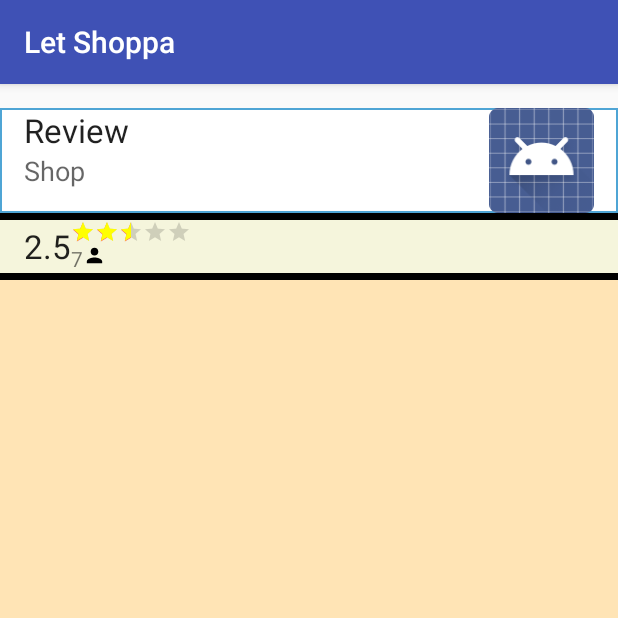
After one commit to feechanz/LetShoppa, an Android app: the fragment MyReviewFragment shown on its own in the app's theme, on a phone screen of 412 x 824 dp, the top half of it. The commit adds this screen. Run offline under Robolectric (Android 15) with nearby library versions, the phone set to English and light mode, and no system bars.

Commit message:
My Shop part 3 Done :)

```diff
--- a/app/src/main/java/com/letshoppa/feechan/letshoppa/AdapterList/MyShopPagerAdapter.java
+++ b/app/src/main/java/com/letshoppa/feechan/letshoppa/AdapterList/MyShopPagerAdapter.java
@@ -4,6 +4,7 @@ import android.support.v4.app.Fragment;
 import android.support.v4.app.FragmentManager;
 import android.support.v4.app.FragmentStatePagerAdapter;
 
+import com.letshoppa.feechan.letshoppa.Fragment.MyReviewFragment;
 import com.letshoppa.feechan.letshoppa.Fragment.MyShopDetailFragment;
 import com.letshoppa.feechan.letshoppa.Fragment.MyShopProductFragment;
 
@@ -34,6 +35,8 @@ public class MyShopPagerAdapter extends FragmentStatePagerAdapter {
                 MyShopProductFragment tab2 = new MyShopProductFragment();
                 return tab2;
             case 2:
+                MyReviewFragment tab3 = new MyReviewFragment();
+                return tab3;
                 //TabFragment3 tab3 = new TabFragment3();
                 //return tab3;
             default:
--- a/app/src/main/java/com/letshoppa/feechan/letshoppa/Class/AppHelper.java
+++ b/app/src/main/java/com/letshoppa/feechan/letshoppa/Class/AppHelper.java
@@ -73,7 +73,10 @@ public class AppHelper {
 
     public static boolean isLoggedIn()
     {
-        return pref.getBoolean(KEY_LOGIN,false);
+        if(pref !=null) {
+            return pref.getBoolean(KEY_LOGIN, false);
+        }else
+            return false;
     }
     public static void removeLoginSession()
     {
--- /dev/null
+++ b/app/src/main/java/com/letshoppa/feechan/letshoppa/Fragment/MyReviewFragment.java
@@ -0,0 +1,110 @@
+package com.letshoppa.feechan.letshoppa.Fragment;
+
+import android.content.Context;
+import android.net.Uri;
+import android.os.Bundle;
+import android.support.v4.app.Fragment;
+import android.view.LayoutInflater;
+import android.view.View;
+import android.view.ViewGroup;
+
+import com.letshoppa.feechan.letshoppa.R;
+
+
+/**
+ * A simple {@link Fragment} subclass.
+ * Activities that contain this fragment must implement the
+ * {@link MyReviewFragment.OnFragmentInteractionListener} interface
+ * to handle interaction events.
+ * Use the {@link MyReviewFragment#newInstance} factory method to
+ * create an instance of this fragment.
+ */
+public class MyReviewFragment extends Fragment {
+    // TODO: Rename parameter arguments, choose names that match
+    // the fragment initialization parameters, e.g. ARG_ITEM_NUMBER
+    private static final String ARG_PARAM1 = "param1";
+    private static final String ARG_PARAM2 = "param2";
+
+    // TODO: Rename and change types of parameters
+    private String mParam1;
+    private String mParam2;
+
+    private OnFragmentInteractionListener mListener;
+
+    public MyReviewFragment() {
+        // Required empty public constructor
+    }
+
+    /**
+     * Use this factory method to create a new instance of
+     * this fragment using the provided parameters.
+     *
+     * @param param1 Parameter 1.
+     * @param param2 Parameter 2.
+     * @return A new instance of fragment MyReviewFragment.
+     */
+    // TODO: Rename and change types and number of parameters
+    public static MyReviewFragment newInstance(String param1, String param2) {
+        MyReviewFragment fragment = new MyReviewFragment();
+        Bundle args = new Bundle();
+        args.putString(ARG_PARAM1, param1);
+        args.putString(ARG_PARAM2, param2);
+        fragment.setArguments(args);
+        return fragment;
+    }
+
+    @Override
+    public void onCreate(Bundle savedInstanceState) {
+        super.onCreate(savedInstanceState);
+        if (getArguments() != null) {
+            mParam1 = getArguments().getString(ARG_PARAM1);
+            mParam2 = getArguments().getString(ARG_PARAM2);
+        }
+    }
+
+    @Override
+    public View onCreateView(LayoutInflater inflater, ViewGroup container,
+                             Bundle savedInstanceState) {
+        // Inflate the layout for this fragment
+        return inflater.inflate(R.layout.fragment_my_review, container, false);
+    }
+
+    // TODO: Rename method, update argument and hook method into UI event
+    public void onButtonPressed(Uri uri) {
+        if (mListener != null) {
+            mListener.onFragmentInteraction(uri);
+        }
+    }
+
+    @Override
+    public void onAttach(Context context) {
+        super.onAttach(context);
+        /*if (context instanceof OnFragmentInteractionListener) {
+            mListener = (OnFragmentInteractionListener) context;
+        } else {
+            throw new RuntimeException(context.toString()
+                    + " must implement OnFragmentInteractionListener");
+        }*/
+    }
+
+    @Override
+    public void onDetach() {
+        super.onDetach();
+        mListener = null;
+    }
+
+    /**
+     * This interface must be implemented by activities that contain this
+     * fragment to allow an interaction in this fragment to be communicated
+     * to the activity and potentially other fragments contained in that
+     * activity.
+     * <p>
+     * See the Android Training lesson <a href=
+     * "http://developer.android.com/training/basics/fragments/communicating.html"
+     * >Communicating with Other Fragments</a> for more information.
+     */
+    public interface OnFragmentInteractionListener {
+        // TODO: Update argument type and name
+        void onFragmentInteraction(Uri uri);
+    }
+}
--- a/app/src/main/java/com/letshoppa/feechan/letshoppa/Fragment/MyShopFragment.java
+++ b/app/src/main/java/com/letshoppa/feechan/letshoppa/Fragment/MyShopFragment.java
@@ -121,9 +121,10 @@ public class MyShopFragment extends Fragment {
             }
         });
 
-
-        MyShopRefreshLoadTask loadTask = new MyShopRefreshLoadTask(url,Integer.valueOf(AppHelper.currentAccount.getAccountid()),null);
-        loadTask.execute((Void) null);
+        if(AppHelper.currentAccount!=null) {
+            MyShopRefreshLoadTask loadTask = new MyShopRefreshLoadTask(url, Integer.valueOf(AppHelper.currentAccount.getAccountid()), null);
+            loadTask.execute((Void) null);
+        }
         return view;
         //return inflater.inflate(R.layout.fragment_my_shop, container, false);
     }
--- a/app/src/main/java/com/letshoppa/feechan/letshoppa/MyShopActivity.java
+++ b/app/src/main/java/com/letshoppa/feechan/letshoppa/MyShopActivity.java
@@ -17,10 +17,10 @@ public class MyShopActivity extends AppCompatActivity {
         Toolbar toolbar = (Toolbar) findViewById(R.id.toolbar);
         setSupportActionBar(toolbar);
 
-
         TabLayout tabLayout = (TabLayout) findViewById(R.id.tab_layout_shop);
         tabLayout.addTab(tabLayout.newTab().setText(getResources().getString(R.string.ShopText)));
         tabLayout.addTab(tabLayout.newTab().setText(getResources().getString(R.string.ProductsText)));
+        tabLayout.addTab(tabLayout.newTab().setText(getResources().getString(R.string.Reviews)));
         tabLayout.setTabGravity(TabLayout.GRAVITY_FILL);
 
         final ViewPager viewPager = (ViewPager) findViewById(R.id.pager_shop);
--- /dev/null
+++ b/app/src/main/res/drawable/ic_person_black_24dp.xml
@@ -0,0 +1,9 @@
+<vector xmlns:android="http://schemas.android.com/apk/res/android"
+        android:width="24dp"
+        android:height="24dp"
+        android:viewportWidth="24.0"
+        android:viewportHeight="24.0">
+    <path
+        android:fillColor="#FF000000"
+        android:pathData="M12,12c2.21,0 4,-1.79 4,-4s-1.79,-4 -4,-4 -4,1.79 -4,4 1.79,4 4,4zM12,14c-2.67,0 -8,1.34 -8,4v2h16v-2c0,-2.66 -5.33,-4 -8,-4z"/>
+</vector>
--- /dev/null
+++ b/app/src/main/res/layout/fragment_my_review.xml
@@ -0,0 +1,116 @@
+<FrameLayout xmlns:android="http://schemas.android.com/apk/res/android"
+    xmlns:tools="http://schemas.android.com/tools"
+    android:layout_width="match_parent"
+    android:layout_height="match_parent"
+    tools:context=".Fragment.MyReviewFragment">
+
+    <!-- TODO: Update blank fragment layout -->
+    <LinearLayout
+        android:layout_width="match_parent"
+        android:layout_height="match_parent"
+        android:paddingTop="@dimen/activity_vertical_margin"
+        android:orientation="vertical">
+        <LinearLayout
+            android:layout_width="match_parent"
+            android:layout_height="wrap_content"
+            android:orientation="horizontal"
+            android:background="@drawable/back">
+            <LinearLayout
+                android:layout_width="wrap_content"
+                android:layout_height="wrap_content"
+                android:orientation="vertical">
+                <TextView
+                    android:layout_width="wrap_content"
+                    android:layout_height="wrap_content"
+                    android:text="@string/Review"
+                    android:layout_marginLeft="@dimen/activity_vertical_margin"
+                    android:textAppearance="?android:attr/textAppearanceLarge"/>
+
+                <TextView
+                    android:layout_width="wrap_content"
+                    android:layout_height="wrap_content"
+                    android:text="@string/ShopText"
+                    android:layout_marginLeft="@dimen/activity_vertical_margin"
+                    android:textAppearance="?android:attr/textAppearanceMedium"/>
+
+            </LinearLayout>
+
+            <LinearLayout
+                android:layout_width="match_parent"
+                android:layout_height="wrap_content"
+                android:gravity="right">
+                <ImageView
+                    android:layout_width="70dp"
+                    android:layout_height="70dp"
+                    android:layout_marginRight="@dimen/activity_vertical_margin"
+                    android:layout_gravity="right"
+                    android:src="@android:drawable/sym_def_app_icon"/>
+            </LinearLayout>
+        </LinearLayout>
+        <View
+            android:layout_width="match_parent"
+            android:layout_height="2pt"
+            android:background="@color/Black"/>
+        <LinearLayout
+            android:layout_width="match_parent"
+            android:layout_height="wrap_content"
+            android:orientation="horizontal"
+            android:background="@color/Beige">
+            <TextView
+                android:id="@+id/scoreRateTextView"
+                android:layout_width="wrap_content"
+                android:layout_height="wrap_content"
+                android:text="2.5"
+                android:layout_marginLeft="@dimen/activity_vertical_margin"
+                android:layout_gravity="right|center"
+                android:textAppearance="?android:attr/textAppearanceLarge"/>
+            <LinearLayout
+                android:layout_width="match_parent"
+                android:layout_height="wrap_content"
+                android:orientation="vertical">
+                <RatingBar
+                    android:id="@+id/ratingBar"
+                    android:layout_width="wrap_content"
+                    android:layout_height="wrap_content"
+                    android:numStars="5"
+                    android:rating="2.5"
+                    android:progressTint="@color/Yellow"
+                    style="?android:attr/ratingBarStyleSmall"
+                    />
+                <LinearLayout
+                    android:layout_width="match_parent"
+                    android:layout_height="wrap_content"
+                    android:orientation="horizontal">
+                    <TextView
+                        android:id="@+id/countRateTextView"
+                        android:layout_width="wrap_content"
+                        android:layout_height="wrap_content"
+                        android:text="7"
+                        android:textAppearance="?android:attr/textAppearanceSmall"/>
+                    <ImageView
+                        android:layout_width="7pt"
+                        android:layout_height="7pt"
+                        android:src="@drawable/ic_person_black_24dp"/>
+                </LinearLayout>
+            </LinearLayout>
+        </LinearLayout>
+
+        <View
+            android:layout_width="match_parent"
+            android:layout_height="2pt"
+            android:background="@color/Black"/>
+
+        <android.support.v4.widget.SwipeRefreshLayout
+            android:id="@+id/swipeContainer"
+            android:layout_width="match_parent"
+            android:layout_height="match_parent">
+            <ListView
+                android:id="@+id/MyReviewsListView"
+                android:layout_width="match_parent"
+                android:layout_height="wrap_content"
+                android:divider="@color/Maroon"
+                android:dividerHeight="2pt"
+                android:background="@color/Moccasin"/>
+        </android.support.v4.widget.SwipeRefreshLayout>
+    </LinearLayout>
+</FrameLayout>
--- a/app/src/main/res/values/strings.xml
+++ b/app/src/main/res/values/strings.xml
@@ -28,7 +28,7 @@
     <color name="LightYellow">#FFFFE0</color>
     <color name="Yellow">#FFFF00</color>
     <color name="Snow">#FFFAFA</color>
-    <color name="FloralWhite">#FFFAF0</color>
+    <color name="FloralWhite">#fffaf0</color>
     <color name="LemonChiffon">#FFFACD</color>
     <color name="Cornsilk">#FFF8DC</color>
     <color name="Seashell">#FFF5EE</color>
@@ -62,7 +62,7 @@
     <color name="GhostWhite">#F8F8FF</color>
     <color name="MintCream">#F5FFFA</color>
     <color name="WhiteSmoke">#F5F5F5</color>
-    <color name="Beige">#F5F5DC</color>
+    <color name="Beige">#f5f5dc</color>
     <color name="Wheat">#F5DEB3</color>
     <color name="SandyBrown">#F4A460</color>
     <color name="Azure">#F0FFFF</color>
@@ -199,7 +199,8 @@
     <string name="AddProduct">Add Product</string>
     <string name="Products">Products</string>
     <string name="prompt_product_name">Product\'s Name</string>
-
+    <string name="Reviews">Reviews</string>
+    <string name="Review">Review</string>
     <string name="prompt_change_location">Change Shop Location</string>
     <string name="yes">Yes</string>
     <string name="no">No</string>
--- a/app/src/main/res/values/styles.xml
+++ b/app/src/main/res/values/styles.xml
@@ -20,5 +20,8 @@
     <style name="SplashTheme" parent="Theme.AppCompat.NoActionBar">
         <item name="android:windowBackground">@drawable/background_splash</item>
     </style>
-
+    <style name="RatingBar" parent="Theme.AppCompat">
+        <item name="colorControlNormal">@color/LightGoldenrodYellow</item>
+        <item name="colorControlActivated">@color/LightGrey</item>
+    </style>
 </resources>
```
